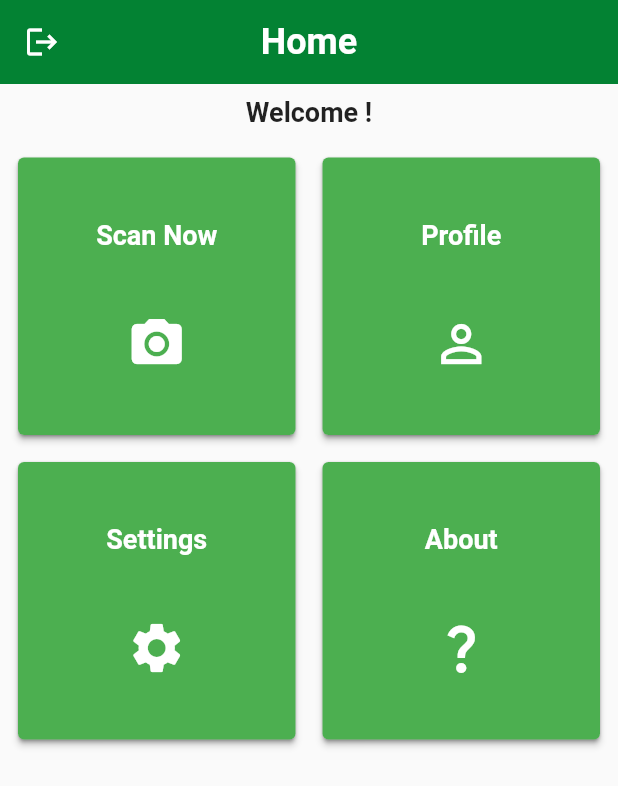
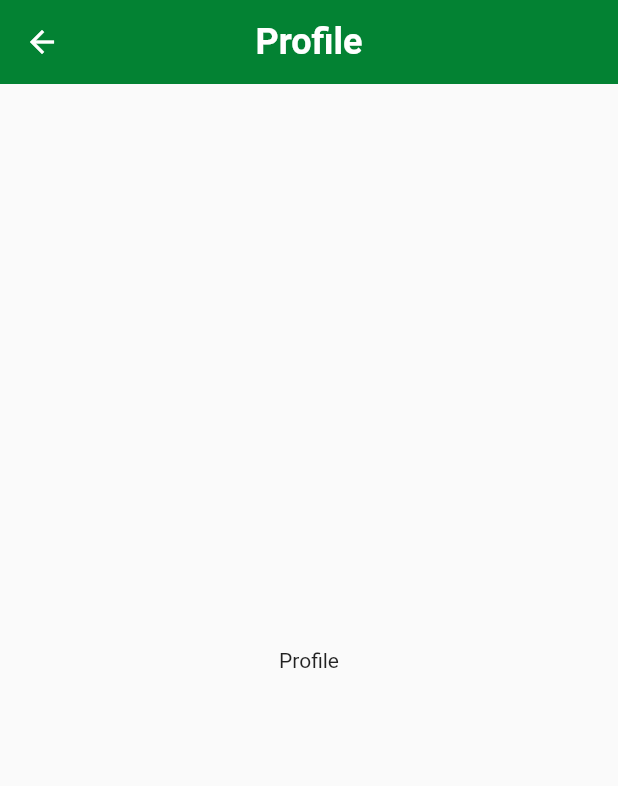
Before and after one commit to VictorDelamonica/NutriScan, a Flutter app: the HomePage screen opened directly, after a tap on "Profile", on a phone screen of 412 x 824 dp. Shown: the top 786 px of the screen. Run offline on Flutter 3.47's test engine with Material 2 defaults, Android fonts, the phone set to English and light mode, and no system bars; our stand-ins replace camera, firebase_auth, firebase_core; accounts and stored records are empty.

Commit message:
Fix import

```diff
--- a/lib/About/about.dart
+++ b/lib/Pages/About/about.dart
@@ -5,8 +5,8 @@ import 'package:nutriscan/Utilities/buttons.dart';
 import 'package:firebase_auth/firebase_auth.dart';
 import 'package:nutriscan/Utilities/card.dart';
 
-import '../Utilities/appBar.dart';
-import '../camera/camera.dart';
+import '../../Utilities/appBar.dart';
+import '../../camera/camera.dart';
 
 class AboutPage extends StatefulWidget {
   const AboutPage({super.key});
--- a/lib/Home/home.dart
+++ b/lib/Pages/Home/home.dart
@@ -1,13 +1,14 @@
 import 'package:camera/camera.dart';
 import 'package:flutter/material.dart';
 import 'package:flutter/services.dart';
+import 'package:nutriscan/Pages/Profile/profile.dart';
 import 'package:nutriscan/Utilities/buttons.dart';
 import 'package:firebase_auth/firebase_auth.dart';
 import 'package:nutriscan/Utilities/card.dart';
 
 import '../About/about.dart';
-import '../Utilities/appBar.dart';
-import '../camera/camera.dart';
+import '../../Utilities/appBar.dart';
+import '../../camera/camera.dart';
 
 class HomePage extends StatefulWidget {
   const HomePage({super.key});
@@ -67,7 +68,7 @@ class _HomePageState extends State<HomePage> {
                             Navigator.push(
                               context,
                               MaterialPageRoute(
-                                builder: (context) => const HomePage(),
+                                builder: (context) => const ProfilePage(),
                               ),
                             );
                           }),
--- /dev/null
+++ b/lib/Pages/Profile/profile.dart
@@ -0,0 +1,29 @@
+import 'package:camera/camera.dart';
+import 'package:flutter/material.dart';
+import 'package:flutter/services.dart';
+import 'package:nutriscan/Utilities/buttons.dart';
+import 'package:firebase_auth/firebase_auth.dart';
+import 'package:nutriscan/Utilities/card.dart';
+
+import '../../Utilities/appBar.dart';
+
+class ProfilePage extends StatefulWidget {
+  const ProfilePage({super.key});
+
+  @override
+  State<ProfilePage> createState() => _ProfilePageState();
+}
+
+class _ProfilePageState extends State<ProfilePage> {
+  @override
+  Widget build(BuildContext context) {
+    return Scaffold(
+      appBar: CustomAppBar("Profile", onPressed: () {
+        Navigator.pop(context);
+      }),
+      body: Center(
+        child: Text("Profile"),
+      ),
+    );
+  }
+}
--- a/lib/camera/camera.dart
+++ b/lib/camera/camera.dart
@@ -3,8 +3,9 @@ import 'dart:io';
 import 'package:camera/camera.dart';
 import 'package:flutter/cupertino.dart';
 import 'package:flutter/material.dart';
-import 'package:nutriscan/Home/home.dart';
 import 'package:nutriscan/Utilities/appBar.dart';
+
+import '../Pages/Home/home.dart';
 
 class CameraPage extends StatefulWidget {
   const CameraPage({Key? key, required this.cameras}) : super(key: key);
--- a/lib/connection/loggin.dart
+++ b/lib/connection/loggin.dart
@@ -1,10 +1,10 @@
 import 'package:camera/camera.dart';
 import 'package:flutter/foundation.dart';
 import 'package:flutter/material.dart';
-import 'package:nutriscan/Home/home.dart';
 import 'package:nutriscan/Utilities/textFileds.dart';
 import 'package:firebase_auth/firebase_auth.dart';
 
+import '../Pages/Home/home.dart';
 import '../Utilities/appBar.dart';
 import '../camera/camera.dart';
 
--- a/lib/connection/register.dart
+++ b/lib/connection/register.dart
@@ -1,10 +1,10 @@
 import 'package:camera/camera.dart';
 import 'package:flutter/foundation.dart';
 import 'package:flutter/material.dart';
-import 'package:nutriscan/Home/home.dart';
 import 'package:nutriscan/Utilities/textFileds.dart';
 import 'package:firebase_auth/firebase_auth.dart';
 
+import '../Pages/Home/home.dart';
 import '../Utilities/appBar.dart';
 import '../camera/camera.dart';
 
--- a/lib/main.dart
+++ b/lib/main.dart
@@ -4,7 +4,7 @@ import 'package:flutter/material.dart';
 import 'package:nutriscan/connection/loggin.dart';
 import 'package:firebase_auth/firebase_auth.dart';
 
-import 'Home/home.dart';
+import 'Pages/Home/home.dart';
 import 'Utilities/buttons.dart';
 import 'camera/camera.dart';
 import 'connection/register.dart';
```
